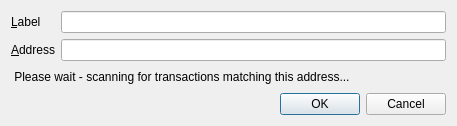
Before: the Qt Designer form src/qt/forms/editaddressdialog.ui in DGCDev/digitalcoin, drawn with Qt 5.
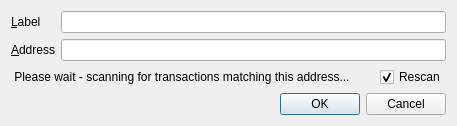
After: the same form once the commit is applied. Custom widgets are drawn as their Qt base class.

Commit message: Rescan is now done in a background thread, option added to enable/disable rescan on import.

Patch:
```diff
--- a/src/qt/forms/editaddressdialog.ui
+++ b/src/qt/forms/editaddressdialog.ui
@@ -56,11 +56,31 @@
     </layout>
    </item>
    <item>
+    <layout class="QHBoxLayout" name="horizontalLayout">
+     <item>
     <widget class="QLabel" name="label_3">
+       <property name="maximumSize">
+        <size>
+         <width>439</width>
+         <height>16777215</height>
+        </size>
+       </property>
 	 <property name="text">
 	  <string> Please wait - scanning for transactions matching this address...</string>
 	 </property>
      </widget>
+     </item>
+     <item alignment="Qt::AlignRight">
+      <widget class="QCheckBox" name="rescanCheckBox">
+       <property name="text">
+        <string>Rescan</string>
+       </property>
+       <property name="checked">
+        <bool>true</bool>
+       </property>
+      </widget>
+     </item>
+    </layout>
    </item>
    <item>
     <widget class="QDialogButtonBox" name="buttonBox">
```
Lines whose indentation alone changed are shown as unchanged. The commit also changes 8 other files.
